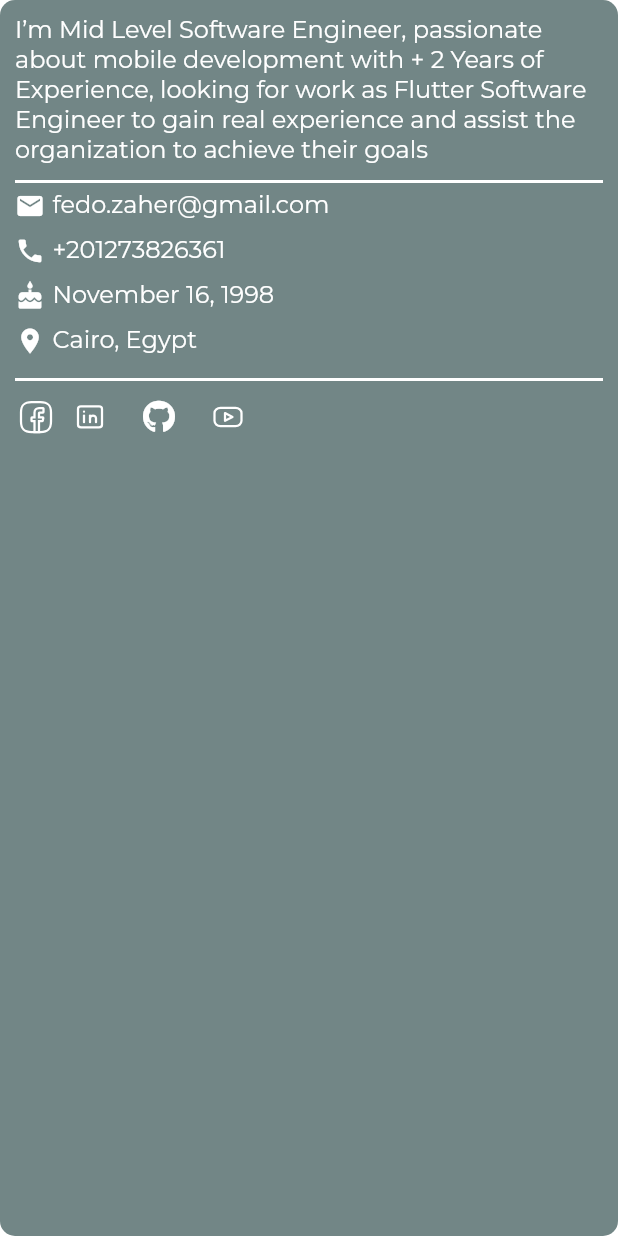
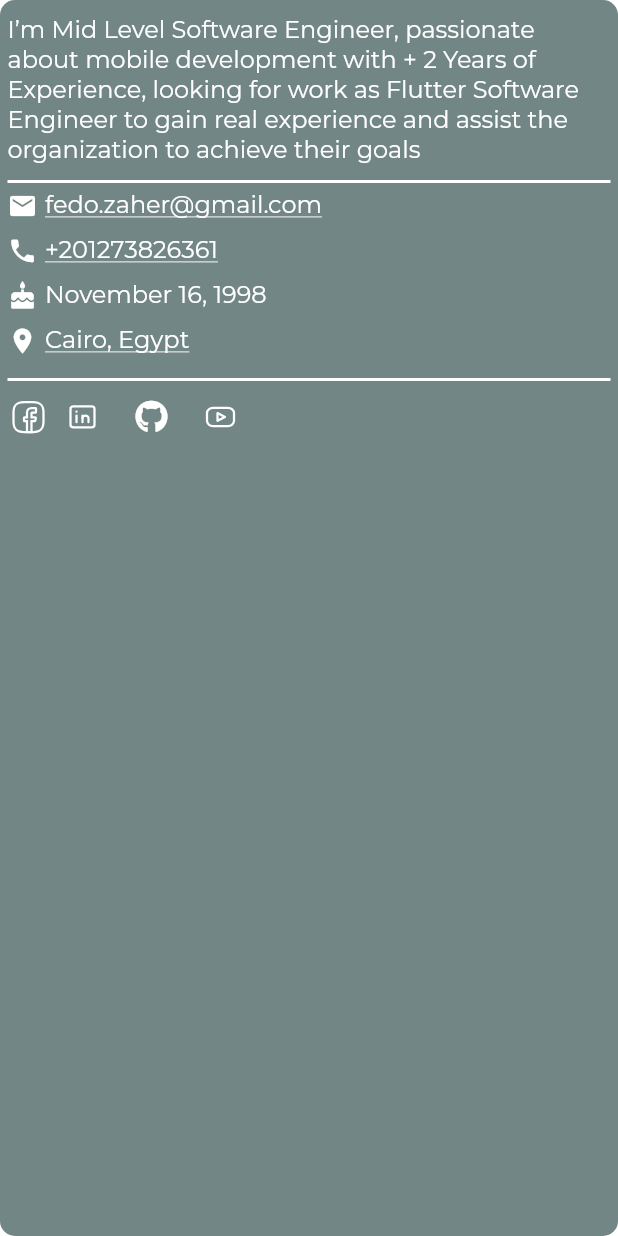
Before and after one commit to fadyZaherEng/Portfolio, a Flutter app: the ExpandableSectionWidget widget shown alone on an empty page, opened directly, on a phone screen of 412 x 824 dp. Run offline on Flutter 3.47's test engine with Material 3 defaults, Android fonts, the light colour scheme and no system bars; our stand-ins replace animated_text_kit, bloc, cached_network_image, carousel_slider, device_info_plus, dio and 11 more; missing offline and left inert: flutter_portal, gif, huawei_hmsavailability, universal_html; accounts and stored records are empty; project files that could hold a hidden picture were left out.

Commit message:
my portfolio

```diff
--- a/lib/src/presentation/screens/portfolio/protfolio_screen.dart
+++ b/lib/src/presentation/screens/portfolio/protfolio_screen.dart
@@ -4,8 +4,7 @@ import 'package:go_router/go_router.dart';
 import 'package:my_portfolio/src/config/routes/routes_manager.dart';
 import 'package:my_portfolio/src/config/theme/color_schemes.dart';
 import 'package:my_portfolio/src/core/base/widget/base_stateful_widget.dart';
-import 'package:my_portfolio/src/core/resources/image_paths.dart';
-import 'package:my_portfolio/src/core/utils/constants.dart';
+ import 'package:my_portfolio/src/core/utils/constants.dart';
 import 'package:my_portfolio/src/core/utils/openLink.dart';
 import 'package:my_portfolio/src/presentation/blocs/portfolio/portfolio_bloc.dart';
 import 'package:my_portfolio/src/presentation/screens/portfolio/widgets/can_i_do_section_widget.dart';
@@ -155,7 +154,7 @@ class _PortfolioScreenState extends BaseState<PortfolioScreen> {
                 controller: _scrollController,
                 physics: const BouncingScrollPhysics(),
                 child: Padding(
-                  padding: const EdgeInsets.symmetric(horizontal: 16),
+                  padding: const EdgeInsets.symmetric(horizontal: 12),
                   child: Column(
                     crossAxisAlignment: CrossAxisAlignment.start,
                     mainAxisAlignment: MainAxisAlignment.start,
--- a/lib/src/presentation/screens/portfolio/widgets/about_section_widget.dart
+++ b/lib/src/presentation/screens/portfolio/widgets/about_section_widget.dart
@@ -59,7 +59,7 @@ class _AboutMeSectionWidgetState extends State<AboutMeSectionWidget> {
       mainAxisSize: MainAxisSize.min,
       children: [
         const ProfileImageWidget(),
-        const SizedBox(width: 20),
+        const SizedBox(width: 10),
         SizedBox(
           height: 120,
           child: AnimatedAboutMeButton(
@@ -180,7 +180,8 @@ class ProfileScreen extends StatelessWidget {
           Positioned(
             bottom: 2,
             child: CustomPaint(
-              painter: FullCirclePainter(ColorSchemes.primarySecondary.withOpacity(0.4)),
+              painter: FullCirclePainter(
+                  ColorSchemes.primarySecondary.withOpacity(0.4)),
               size: const Size(150, 150),
             ),
           ),
@@ -194,8 +195,7 @@ class ProfileScreen extends StatelessWidget {
             ),
           ),
           // الدائرة السفلية (تكون خلف الصورة)
-
-         ],
+        ],
       ),
     );
   }
@@ -317,7 +317,8 @@ class _AnimatedAboutMeButtonState extends State<AnimatedAboutMeButton>
                         textAlign: TextAlign.start,
                       ),
                       SizedBox(
-                          width: MediaQuery.sizeOf(context).width > 850 ? 15 : 8),
+                          width:
+                              MediaQuery.sizeOf(context).width > 850 ? 15 : 8),
                       Transform.rotate(
                         angle: _rotationAnimation.value,
                         child: Container(
@@ -427,7 +428,7 @@ class _ExpandableSectionWidgetState extends State<ExpandableSectionWidget>
   @override
   Widget build(BuildContext context) {
     return Container(
-      padding: const EdgeInsets.symmetric(vertical: 10, horizontal: 10),
+      padding: const EdgeInsets.symmetric(vertical: 10, horizontal: 5),
       decoration: BoxDecoration(
         color: ColorSchemes.primary.withOpacity(0.7),
         borderRadius: BorderRadius.circular(10),
@@ -438,7 +439,7 @@ class _ExpandableSectionWidgetState extends State<ExpandableSectionWidget>
           _buildAnimatedItem(
             Text(
               S.of(context).aboutMeDescription,
-              maxLines: 5,
+              maxLines: 10,
               overflow: TextOverflow.ellipsis,
               style: Theme.of(context).textTheme.bodyLarge?.copyWith(
                     color: ColorSchemes.white,
@@ -472,15 +473,46 @@ class _ExpandableSectionWidgetState extends State<ExpandableSectionWidget>
       crossAxisAlignment: CrossAxisAlignment.start,
       children: [
         _buildAnimatedItem(
-            _buildInfoRow(Icons.email, "fedo.zaher@gmail.com"), 5),
-        _buildAnimatedItem(_buildInfoRow(Icons.phone, "+201273826361"), 6),
-        _buildAnimatedItem(_buildInfoRow(Icons.cake, "November 16, 1998"), 7),
-        _buildAnimatedItem(_buildInfoRow(Icons.location_on, "Cairo, Egypt"), 8),
+          InkWell(
+              onTap: () {
+                //open gmail
+                openLink('mailto:fedo.zaher@gmail.com');
+              },
+              child: _buildInfoRow(Icons.email, "fedo.zaher@gmail.com", true)),
+          5,
+        ),
+        _buildAnimatedItem(
+          InkWell(
+              onTap: () {
+                //open phone
+                openLink('tel:+201273826361');
+              },
+              child: _buildInfoRow(Icons.phone, "+201273826361", true)),
+          6,
+        ),
+        _buildAnimatedItem(
+            _buildInfoRow(Icons.cake, "November 16, 1998", false), 7),
+        _buildAnimatedItem(
+          InkWell(
+            onTap: () {
+              //open location
+              openLink(
+                'https://www.google.com/maps/place/cairo/@30.0444205,31.2357123,11z/data=!3m1!4b1!4m5!3m4!1s0x14583fa60b21be4d:0x4ee52f9e04c2efb4!8m2!3d30.0444205!4d31.2357123',
+              );
+            },
+            child: _buildInfoRow(
+              Icons.location_on,
+              "Cairo, Egypt",
+              true,
+            ),
+          ),
+          8,
+        ),
       ],
     );
   }
 
-  Widget _buildInfoRow(IconData icon, String text) {
+  Widget _buildInfoRow(IconData icon, String text, isLink) {
     return Padding(
       padding: const EdgeInsets.symmetric(vertical: 5),
       child: Row(
@@ -500,6 +532,10 @@ class _ExpandableSectionWidgetState extends State<ExpandableSectionWidget>
                     color: ColorSchemes.white,
                     fontWeight: FontWeight.normal,
                     fontSize: 16,
+                    //make line under the text
+                    decoration:
+                        isLink ? TextDecoration.underline : TextDecoration.none,
+                    decorationColor: ColorSchemes.primarySecondaryWhite.withOpacity(0.8),
                   ),
             ),
           ),
```
Also changed, not shown: lib/src/presentation/screens/portfolio/widgets/project_widget.dart (+45 -15 lines).
